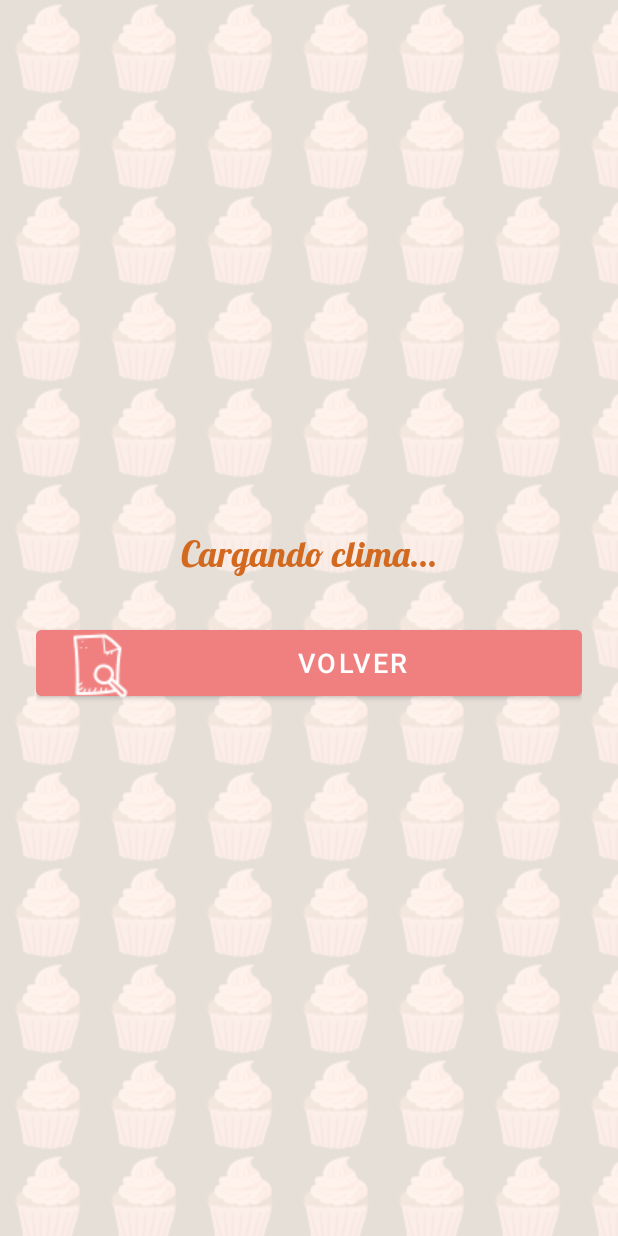
After one commit to nparadab/PasteleriaApp, an Android app: the ClimaActivity screen opened directly, with no data from a screen before it, on a phone screen of 412 x 824 dp. The commit adds this screen. Run offline under Robolectric (Android 15) with nearby library versions, the phone set to English and light mode, and no system bars; network calls fail; 1 statement that could not run was skipped.

Commit message:
Integración de APIs externas y pruebas unitarias

```diff
--- a/app/src/main/AndroidManifest.xml
+++ b/app/src/main/AndroidManifest.xml
@@ -29,5 +29,9 @@
         <activity android:name=".view.ListaProductosActivity" android:exported="true" />
         <activity android:name=".view.AgregarProductoActivity" android:exported="true" />
 
+        <!-- Nuevas pantallas -->
+        <activity android:name=".view.ClimaActivity" android:exported="true" />
+        <activity android:name=".view.MealActivity" android:exported="true" />
+
     </application>
 </manifest>
--- /dev/null
+++ b/app/src/main/java/com/proyecto1/milsabores/network/MealApiService.kt
@@ -0,0 +1,11 @@
+package com.proyecto1.milsabores.network
+
+import com.proyecto1.milsabores.model.MealResponse
+import retrofit2.Response
+import retrofit2.http.GET
+import retrofit2.http.Query
+
+interface MealApiService {
+    @GET("search.php")
+    suspend fun searchMeals(@Query("s") name: String): Response<MealResponse>
+}
--- /dev/null
+++ b/app/src/main/java/com/proyecto1/milsabores/network/OpenMeteoApiService.kt
@@ -0,0 +1,15 @@
+package com.proyecto1.milsabores.network
+
+import com.proyecto1.milsabores.model.OpenMeteoResponse
+import retrofit2.Response
+import retrofit2.http.GET
+import retrofit2.http.Query
+
+interface OpenMeteoApiService {
+    @GET("forecast")
+    suspend fun getCurrentWeather(
+        @Query("latitude") latitude: Double,
+        @Query("longitude") longitude: Double,
+        @Query("current_weather") currentWeather: Boolean = true
+    ): Response<OpenMeteoResponse>
+}
--- /dev/null
+++ b/app/src/main/java/com/proyecto1/milsabores/repository/ClimaRepository.kt
@@ -0,0 +1,8 @@
+package com.proyecto1.milsabores.repository
+
+import com.proyecto1.milsabores.network.ApiService
+
+class ClimaRepository {
+    suspend fun obtenerClima(lat: Double, lon: Double) =
+        ApiService.openMeteoApi.getCurrentWeather(lat, lon)
+}
--- /dev/null
+++ b/app/src/main/java/com/proyecto1/milsabores/view/ClimaActivity.kt
@@ -0,0 +1,45 @@
+package com.proyecto1.milsabores.view
+
+import android.os.Bundle
+import android.view.animation.AnimationUtils
+import android.widget.Button
+import android.widget.TextView
+import androidx.activity.viewModels
+import androidx.appcompat.app.AppCompatActivity
+import androidx.lifecycle.Observer
+import com.proyecto1.milsabores.R
+import com.proyecto1.milsabores.viewmodel.ClimaViewModel
+
+class ClimaActivity : AppCompatActivity() {
+
+    private val viewModel: ClimaViewModel by viewModels()
+
+    override fun onCreate(savedInstanceState: Bundle?) {
+        super.onCreate(savedInstanceState)
+        supportActionBar?.hide()
+        setContentView(R.layout.activity_clima)
+
+        val climaText = findViewById<TextView>(R.id.climaText)
+        val btnVolver = findViewById<Button>(R.id.btnVolver)
+
+        val fadeIn = AnimationUtils.loadAnimation(this, R.anim.fade_in)
+        val bounce = AnimationUtils.loadAnimation(this, R.anim.bounce)
+
+        climaText.startAnimation(fadeIn)
+        btnVolver.startAnimation(bounce)
+
+        viewModel.clima.observe(this) { weather ->
+            weather?.let {
+                climaText.text = "Temp: ${it.temperature}°C\n" +
+                        "Viento: ${it.windspeed} km/h\n" +
+                        "Código clima: ${it.weathercode}"
+            }
+        }
+
+        viewModel.cargarClima(-33.45, -70.66)
+
+        btnVolver.setOnClickListener {
+            finish()
+        }
+    }
+}
--- /dev/null
+++ b/app/src/main/java/com/proyecto1/milsabores/viewmodel/ClimaViewModel.kt
@@ -0,0 +1,23 @@
+package com.proyecto1.milsabores.viewmodel
+
+import androidx.lifecycle.MutableLiveData
+import androidx.lifecycle.ViewModel
+import androidx.lifecycle.viewModelScope
+import com.proyecto1.milsabores.model.CurrentWeather
+import com.proyecto1.milsabores.repository.ClimaRepository
+import kotlinx.coroutines.launch
+
+class ClimaViewModel : ViewModel() {
+
+    private val repo = ClimaRepository()
+    val clima = MutableLiveData<CurrentWeather>()
+
+    fun cargarClima(lat: Double, lon: Double) {
+        viewModelScope.launch {
+            val response = repo.obtenerClima(lat, lon)
+            if (response.isSuccessful) {
+                clima.postValue(response.body()?.current_weather)
+            }
+        }
+    }
+}
--- /dev/null
+++ b/app/src/main/res/layout/activity_clima.xml
@@ -0,0 +1,36 @@
+<?xml version="1.0" encoding="utf-8"?>
+<FrameLayout xmlns:android="http://schemas.android.com/apk/res/android"
+    android:layout_width="match_parent"
+    android:layout_height="match_parent"
+    android:background="@drawable/fondo_pastelitos">
+
+    <LinearLayout
+        android:orientation="vertical"
+        android:gravity="center"
+        android:padding="24dp"
+        android:layout_width="match_parent"
+        android:layout_height="match_parent">
+
+        <TextView
+            android:id="@+id/climaText"
+            android:text="Cargando clima..."
+            android:textSize="24sp"
+            android:textColor="@color/pastelTexto"
+            android:fontFamily="@font/lobster"
+            android:gravity="center"
+            android:layout_marginBottom="24dp"
+            android:layout_width="wrap_content"
+            android:layout_height="wrap_content" />
+
+        <Button
+            android:id="@+id/btnVolver"
+            android:text="Volver"
+            android:textSize="18sp"
+            android:drawableLeft="@drawable/ic_ver"
+            android:drawablePadding="8dp"
+            android:backgroundTint="@color/pastelBoton"
+            android:textColor="@color/white"
+            android:layout_width="match_parent"
+            android:layout_height="56dp" />
+    </LinearLayout>
+</FrameLayout>
```
Also changed, not shown: app/build.gradle.kts (+11 -3 lines), app/src/main/java/com/proyecto1/milsabores/model/MealResponse.kt (added, +10 -0 lines), app/src/main/java/com/proyecto1/milsabores/model/OpenMeteoResponse.kt (added, +11 -0 lines), app/src/main/java/com/proyecto1/milsabores/network/ApiService.kt (+29 -4 lines), app/src/main/java/com/proyecto1/milsabores/repository/MealRepository.kt (added, +8 -0 lines), app/src/main/java/com/proyecto1/milsabores/view/InicioActivity.kt (+14 -0 lines), app/src/main/java/com/proyecto1/milsabores/view/MealActivity.kt (added, +56 -0 lines), app/src/main/java/com/proyecto1/milsabores/view/MealAdapter.kt (added, +39 -0 lines), app/src/main/java/com/proyecto1/milsabores/viewmodel/MealViewModel.kt (added, +23 -0 lines), app/src/main/res/layout/activity_meal.xml (added, +64 -0 lines), app/src/main/res/layout/inicio.xml (+30 -0 lines), app/src/main/res/layout/item_meal.xml (added, +20 -0 lines), 1 other file.
